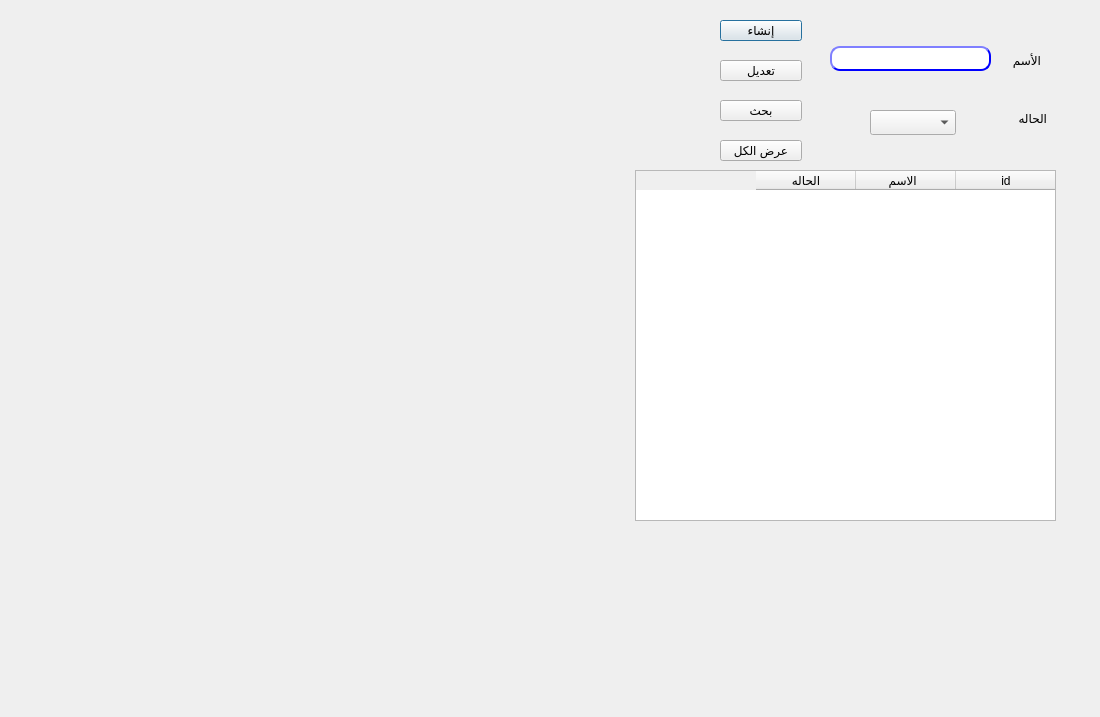
First picture: the form in presentation/master_data_ui/promotionType.ui, repository shymaa123456/HyperPOS2020, before the edit.
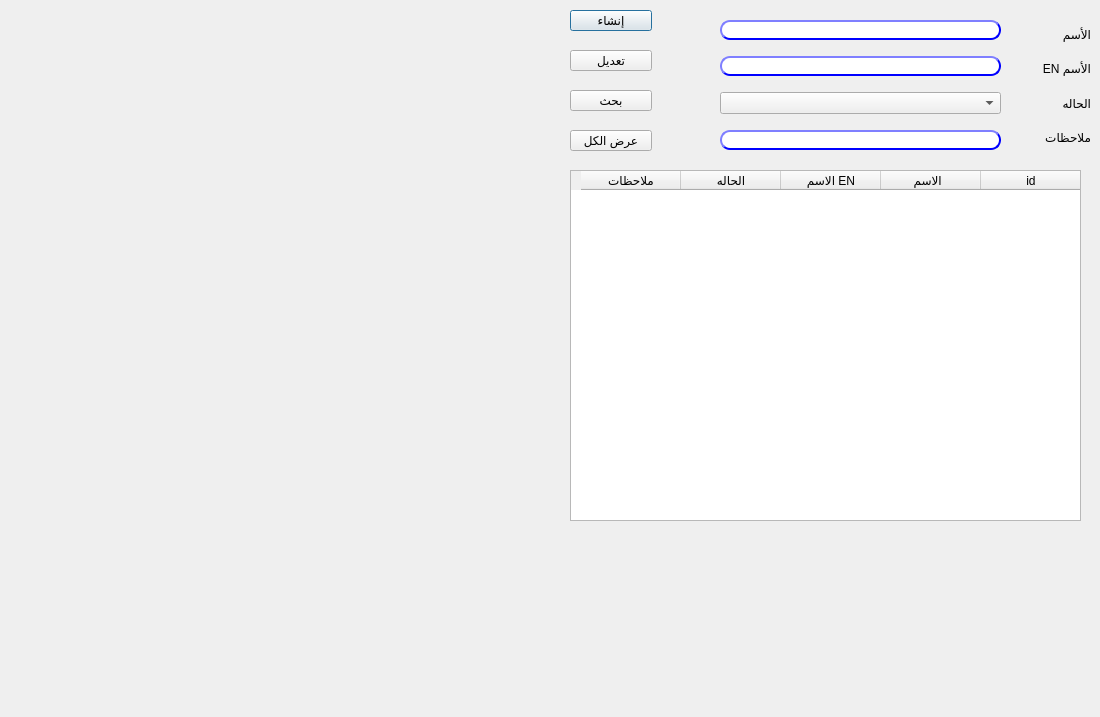
Second picture: the form after the edit.

Commit message: Master data forms

What changed in the file:
```diff
--- a/presentation/master_data_ui/promotionType.ui
+++ b/presentation/master_data_ui/promotionType.ui
@@ -25,85 +25,12 @@
   <property name="windowTitle">
    <string>إنشاء محموعه عملاء</string>
   </property>
-  <widget class="QLabel" name="desc">
-   <property name="geometry">
-    <rect>
-     <x>960</x>
-     <y>50</y>
-     <width>81</width>
-     <height>21</height>
-    </rect>
-   </property>
-   <property name="text">
-    <string>الأسم</string>
-   </property>
-  </widget>
-  <widget class="QLabel" name="label_2">
-   <property name="geometry">
-    <rect>
-     <x>980</x>
-     <y>110</y>
-     <width>67</width>
-     <height>17</height>
-    </rect>
-   </property>
-   <property name="text">
-    <string>الحاله</string>
-   </property>
-  </widget>
-  <widget class="QComboBox" name="CMB_status">
-   <property name="geometry">
-    <rect>
-     <x>870</x>
-     <y>110</y>
-     <width>86</width>
-     <height>25</height>
-    </rect>
-   </property>
-  </widget>
-  <widget class="QLineEdit" name="LE_desc">
-   <property name="geometry">
-    <rect>
-     <x>830</x>
-     <y>46</y>
-     <width>161</width>
-     <height>25</height>
-    </rect>
-   </property>
-   <property name="styleSheet">
-    <string notr="true">QLineEdit{
-                                        background-color: white;
-                                        border-style: outset;
-                                        border-width: 2px;
-                                        border-radius: 10px;
-                                        border-color: blue;
-                                        min-width: 6em;
-                                        }
-                                        QLineEdit:hover {
-                                        background: qradialgradient(
-                                        cx: 0.3, cy: -0.4, fx: 0.3, fy: -0.4,
-                                        radius: 1.35, stop: 0 #fff, stop: 1 #bbb
-                                        );
-                                        }
-                                       QLineEdit:pressed {
-                                        border-style: inset;
-                                        background: qradialgradient(
-                                        cx: 0.4, cy: -0.1, fx: 0.4, fy: -0.1,
-                                        radius: 1.35, stop: 0 #fff, stop: 1 #ddd
-                                        );
-                                        }
-                                    </string>
-   </property>
-   <property name="maxLength">
-    <number>50</number>
-   </property>
-  </widget>
   <widget class="QTableWidget" name="Qtable">
    <property name="geometry">
     <rect>
-     <x>635</x>
+     <x>570</x>
      <y>170</y>
-     <width>421</width>
+     <width>511</width>
      <height>351</height>
     </rect>
    </property>
@@ -120,11 +47,21 @@
      <string>الاسم  </string>
     </property>
    </column>
+   <column>
+    <property name="text">
+     <string>الاسم EN</string>
+    </property>
+   </column>
    <column>
     <property name="text">
      <string>الحاله</string>
     </property>
    </column>
+   <column>
+    <property name="text">
+     <string>ملاحظات</string>
+    </property>
+   </column>
   </widget>
   <widget class="QLabel" name="LB_id">
    <property name="enabled">
@@ -132,8 +69,8 @@
    </property>
    <property name="geometry">
     <rect>
-     <x>811</x>
-     <y>20</y>
+     <x>661</x>
+     <y>10</y>
      <width>31</width>
      <height>20</height>
     </rect>
@@ -148,8 +85,8 @@
    </property>
    <property name="geometry">
     <rect>
-     <x>810</x>
-     <y>110</y>
+     <x>660</x>
+     <y>100</y>
      <width>31</width>
      <height>21</height>
     </rect>
@@ -161,8 +98,8 @@
   <widget class="QPushButton" name="BTN_create">
    <property name="geometry">
     <rect>
-     <x>720</x>
-     <y>20</y>
+     <x>570</x>
+     <y>10</y>
      <width>82</width>
      <height>21</height>
     </rect>
@@ -177,8 +114,8 @@
   <widget class="QPushButton" name="BTN_modify">
    <property name="geometry">
     <rect>
-     <x>720</x>
-     <y>60</y>
+     <x>570</x>
+     <y>50</y>
      <width>82</width>
      <height>21</height>
     </rect>
@@ -193,8 +130,8 @@
   <widget class="QPushButton" name="BTN_search">
    <property name="geometry">
     <rect>
-     <x>720</x>
-     <y>100</y>
+     <x>570</x>
+     <y>90</y>
      <width>82</width>
      <height>21</height>
     </rect>
@@ -209,8 +146,8 @@
   <widget class="QPushButton" name="BTN_search_all">
    <property name="geometry">
     <rect>
-     <x>720</x>
-     <y>140</y>
+     <x>570</x>
+     <y>130</y>
      <width>82</width>
      <height>21</height>
     </rect>
@@ -222,6 +159,154 @@
     <string>عرض الكل</string>
    </property>
   </widget>
+  <widget class="QWidget" name="verticalLayoutWidget">
+   <property name="geometry">
+    <rect>
+     <x>1020</x>
+     <y>20</y>
+     <width>71</width>
+     <height>131</height>
+    </rect>
+   </property>
+   <layout class="QVBoxLayout" name="verticalLayout">
+    <item>
+     <widget class="QLabel" name="desc">
+      <property name="text">
+       <string>الأسم</string>
+      </property>
+     </widget>
+    </item>
+    <item>
+     <widget class="QLabel" name="desc_2">
+      <property name="text">
+       <string>الأسم EN </string>
+      </property>
+     </widget>
+    </item>
+    <item>
+     <widget class="QLabel" name="label_2">
+      <property name="text">
+       <string>الحاله</string>
+      </property>
+     </widget>
+    </item>
+    <item>
+     <widget class="QLabel" name="desc_3">
+      <property name="text">
+       <string>ملاحظات</string>
+      </property>
+     </widget>
+    </item>
+   </layout>
+  </widget>
+  <widget class="QWidget" name="verticalLayoutWidget_2">
+   <property name="geometry">
+    <rect>
+     <x>720</x>
+     <y>10</y>
+     <width>281</width>
+     <height>151</height>
+    </rect>
+   </property>
+   <layout class="QVBoxLayout" name="verticalLayout_2">
+    <item>
+     <widget class="QLineEdit" name="LE_desc">
+      <property name="styleSheet">
+       <string notr="true">QLineEdit{
+                                        background-color: white;
+                                        border-style: outset;
+                                        border-width: 2px;
+                                        border-radius: 10px;
+                                        border-color: blue;
+                                        min-width: 6em;
+                                        }
+                                        QLineEdit:hover {
+                                        background: qradialgradient(
+                                        cx: 0.3, cy: -0.4, fx: 0.3, fy: -0.4,
+                                        radius: 1.35, stop: 0 #fff, stop: 1 #bbb
+                                        );
+                                        }
+                                       QLineEdit:pressed {
+                                        border-style: inset;
+                                        background: qradialgradient(
+                                        cx: 0.4, cy: -0.1, fx: 0.4, fy: -0.1,
+                                        radius: 1.35, stop: 0 #fff, stop: 1 #ddd
+                                        );
+                                        }
+                                    </string>
+      </property>
+      <property name="maxLength">
+       <number>50</number>
+      </property>
+     </widget>
+    </item>
+    <item>
+     <widget class="QLineEdit" name="LE_desc_2">
+      <property name="styleSheet">
+       <string notr="true">QLineEdit{
+                                        background-color: white;
+                                        border-style: outset;
+                                        border-width: 2px;
+                                        border-radius: 10px;
+                                        border-color: blue;
+                                        min-width: 6em;
+                                        }
+                                        QLineEdit:hover {
+                                        background: qradialgradient(
+                                        cx: 0.3, cy: -0.4, fx: 0.3, fy: -0.4,
+                                        radius: 1.35, stop: 0 #fff, stop: 1 #bbb
+                                        );
+                                        }
+                                       QLineEdit:pressed {
+                                        border-style: inset;
+                                        background: qradialgradient(
+                                        cx: 0.4, cy: -0.1, fx: 0.4, fy: -0.1,
+                                        radius: 1.35, stop: 0 #fff, stop: 1 #ddd
+                                        );
+                                        }
+                                    </string>
+      </property>
+      <property name="maxLength">
+       <number>50</number>
+      </property>
+     </widget>
+    </item>
+    <item>
+     <widget class="QComboBox" name="CMB_status"/>
+    </item>
+    <item>
+     <widget class="QLineEdit" name="LE_notes">
+      <property name="styleSheet">
+       <string notr="true">QLineEdit{
+                                        background-color: white;
+                                        border-style: outset;
+                                        border-width: 2px;
+                                        border-radius: 10px;
+                                        border-color: blue;
+                                        min-width: 6em;
+                                        }
+                                        QLineEdit:hover {
+                                        background: qradialgradient(
+                                        cx: 0.3, cy: -0.4, fx: 0.3, fy: -0.4,
+                                        radius: 1.35, stop: 0 #fff, stop: 1 #bbb
+                                        );
+                                        }
+                                       QLineEdit:pressed {
+                                        border-style: inset;
+                                        background: qradialgradient(
+                                        cx: 0.4, cy: -0.1, fx: 0.4, fy: -0.1,
+                                        radius: 1.35, stop: 0 #fff, stop: 1 #ddd
+                                        );
+                                        }
+                                    </string>
+      </property>
+      <property name="maxLength">
+       <number>50</number>
+      </property>
+     </widget>
+    </item>
+   </layout>
+  </widget>
  </widget>
  <resources/>
  <connections/>
```
The commit also changes 1 other file.
